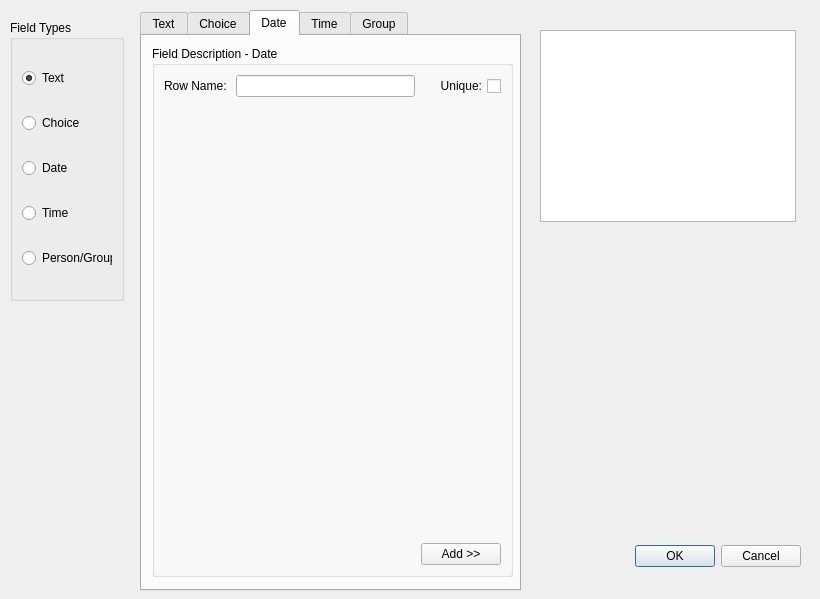
This is ui/create_new_table.ui in AeroNotix/freepoint as Qt 5 draws it before an edit. The edited form follows.
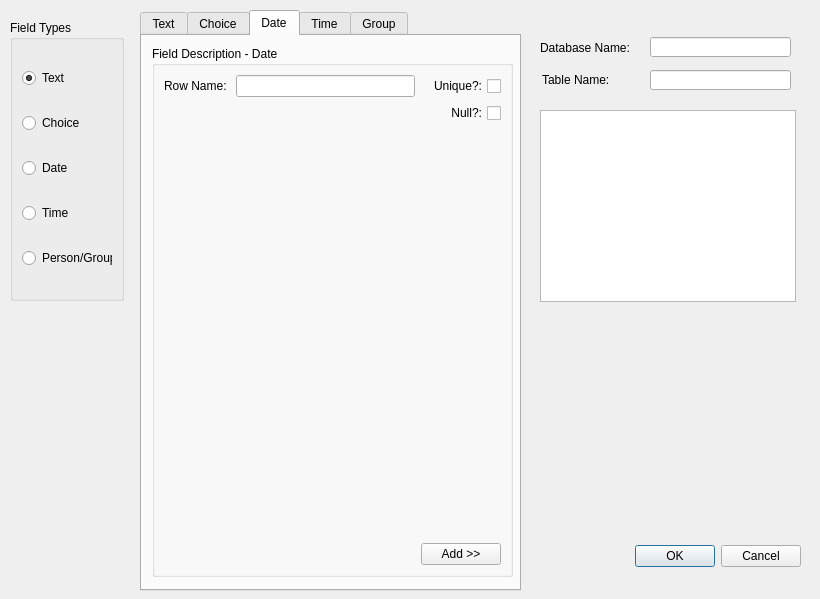
This is the edited form. The open tabs and pages were chosen to show the change.

Commit message: Renamed some widgets. Added 'is null' checkbox. Added database name line edit and table name line edit.

Patch:
```diff
--- a/ui/create_new_table.ui
+++ b/ui/create_new_table.ui
@@ -47,11 +47,11 @@
     <set>QDialogButtonBox::Cancel|QDialogButtonBox::Ok</set>
    </property>
   </widget>
-  <widget class="QListView" name="listView">
+  <widget class="QListWidget" name="list_db_rows">
    <property name="geometry">
     <rect>
      <x>540</x>
-     <y>30</y>
+     <y>110</y>
      <width>256</width>
      <height>192</height>
     </rect>
@@ -163,7 +163,7 @@
          <enum>Qt::RightToLeft</enum>
         </property>
         <property name="text">
-         <string>Unique:</string>
+         <string>Unique?:</string>
         </property>
        </widget>
       </item>
@@ -220,6 +220,16 @@
         </property>
        </widget>
       </item>
+      <item row="1" column="2">
+       <widget class="QCheckBox" name="txt_grp_isnull">
+        <property name="layoutDirection">
+         <enum>Qt::RightToLeft</enum>
+        </property>
+        <property name="text">
+         <string>Null?:</string>
+        </property>
+       </widget>
+      </item>
      </layout>
     </widget>
    </widget>
@@ -279,7 +289,7 @@
          <enum>Qt::RightToLeft</enum>
         </property>
         <property name="text">
-         <string>Unique:</string>
+         <string>Unique?:</string>
         </property>
        </widget>
       </item>
@@ -300,6 +310,16 @@
         </property>
        </widget>
       </item>
+      <item row="1" column="3" alignment="Qt::AlignTop">
+       <widget class="QCheckBox" name="choice_grp_isnull">
+        <property name="layoutDirection">
+         <enum>Qt::RightToLeft</enum>
+        </property>
+        <property name="text">
+         <string>Null?:</string>
+        </property>
+       </widget>
+      </item>
      </layout>
     </widget>
    </widget>
@@ -320,7 +340,7 @@
       <string>Field Description - Date</string>
      </property>
      <layout class="QGridLayout" name="gridLayout_4">
-      <item row="1" column="1">
+      <item row="2" column="1">
        <spacer name="verticalSpacer_4">
         <property name="orientation">
          <enum>Qt::Vertical</enum>
@@ -339,7 +359,7 @@
          <enum>Qt::RightToLeft</enum>
         </property>
         <property name="text">
-         <string>Unique:</string>
+         <string>Unique?:</string>
         </property>
        </widget>
       </item>
@@ -356,13 +376,23 @@
         </property>
        </widget>
       </item>
-      <item row="2" column="2">
+      <item row="3" column="2">
        <widget class="QPushButton" name="btn_date_group">
         <property name="text">
          <string>Add &gt;&gt;</string>
         </property>
        </widget>
       </item>
+      <item row="1" column="2">
+       <widget class="QCheckBox" name="date_grp_isnull">
+        <property name="layoutDirection">
+         <enum>Qt::RightToLeft</enum>
+        </property>
+        <property name="text">
+         <string>Null?:</string>
+        </property>
+       </widget>
+      </item>
      </layout>
     </widget>
    </widget>
@@ -396,7 +426,7 @@
          <enum>Qt::RightToLeft</enum>
         </property>
         <property name="text">
-         <string>Unique:</string>
+         <string>Unique?:</string>
         </property>
        </widget>
       </item>
@@ -443,6 +473,16 @@
         </property>
        </widget>
       </item>
+      <item row="1" column="2">
+       <widget class="QCheckBox" name="time_grp_isnull">
+        <property name="layoutDirection">
+         <enum>Qt::RightToLeft</enum>
+        </property>
+        <property name="text">
+         <string>Null?:</string>
+        </property>
+       </widget>
+      </item>
      </layout>
     </widget>
    </widget>
@@ -465,6 +505,58 @@
     </widget>
    </widget>
   </widget>
+  <widget class="QLabel" name="label_5">
+   <property name="geometry">
+    <rect>
+     <x>540</x>
+     <y>40</y>
+     <width>101</width>
+     <height>16</height>
+    </rect>
+   </property>
+   <property name="text">
+    <string>Database Name:</string>
+   </property>
+   <property name="buddy">
+    <cstring>txt_database_name</cstring>
+   </property>
+  </widget>
+  <widget class="QLineEdit" name="txt_database_name">
+   <property name="geometry">
+    <rect>
+     <x>650</x>
+     <y>37</y>
+     <width>141</width>
+     <height>20</height>
+    </rect>
+   </property>
+  </widget>
+  <widget class="QLineEdit" name="txt_table_name">
+   <property name="geometry">
+    <rect>
+     <x>650</x>
+     <y>70</y>
+     <width>141</width>
+     <height>20</height>
+    </rect>
+   </property>
+  </widget>
+  <widget class="QLabel" name="label_7">
+   <property name="geometry">
+    <rect>
+     <x>542</x>
+     <y>72</y>
+     <width>81</width>
+     <height>16</height>
+    </rect>
+   </property>
+   <property name="text">
+    <string>Table Name:</string>
+   </property>
+   <property name="buddy">
+    <cstring>txt_table_name</cstring>
+   </property>
+  </widget>
  </widget>
  <tabstops>
   <tabstop>line_radio</tabstop>
```
Left out of the diff: 70 changed lines with no effect on the pictures. The commit also changes 2 other files.
